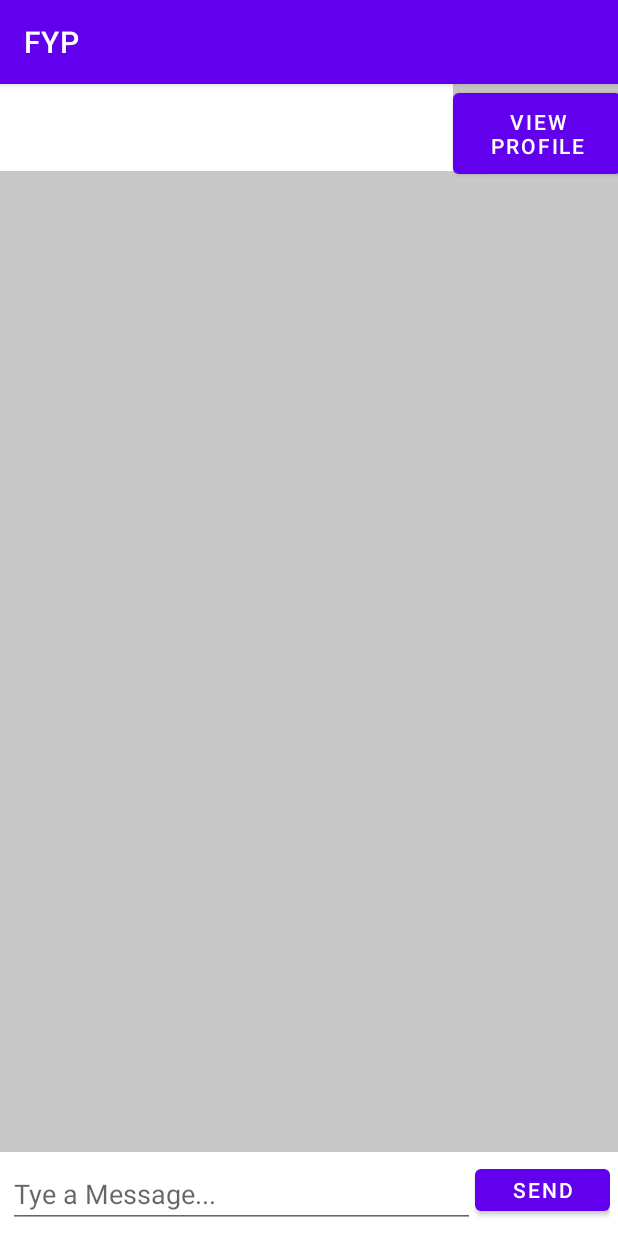
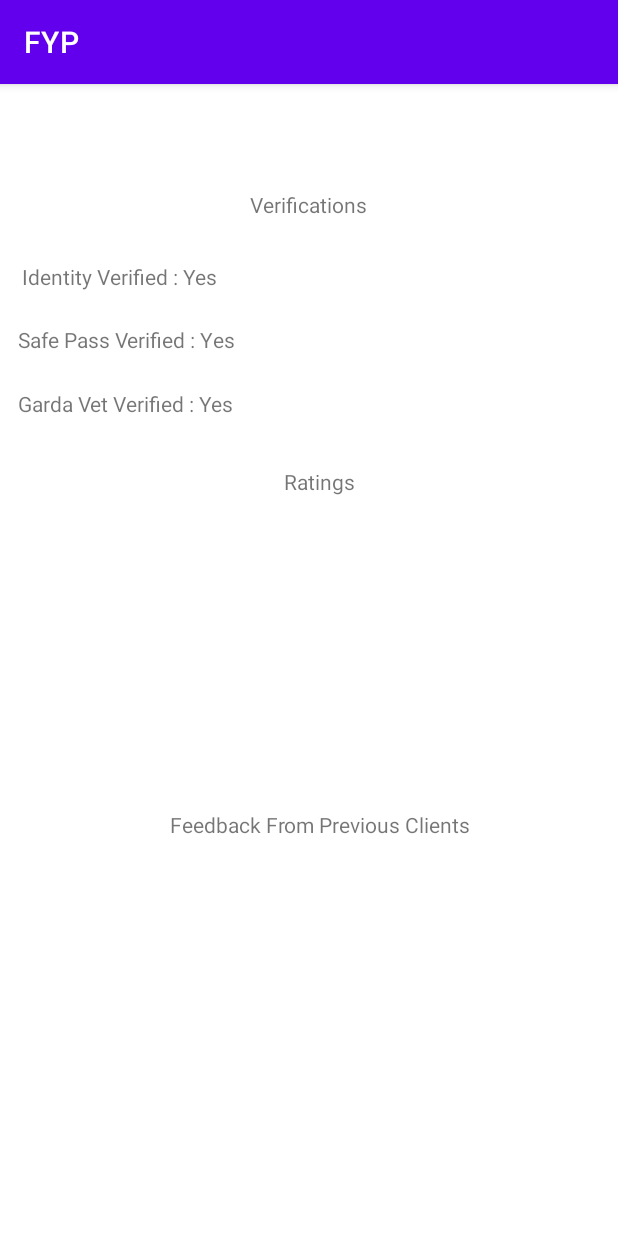
Before and after one commit to adamd500/FinalYearProject, an Android app: the CustomerSelectedConversation screen opened directly, with no data from a screen before it, after a tap on "VIEW PROFILE", on a phone screen of 412 x 824 dp. Run offline under Robolectric (Android 15) with nearby library versions, the phone set to English and light mode, and no system bars; our stand-ins replace Firebase (no records; nobody signed in at launch, a user with empty details on screens opened directly).

Commit message:
New classes

```diff
--- a/app/build.gradle
+++ b/app/build.gradle
@@ -1,6 +1,7 @@
 plugins {
     id 'com.android.application'
     id 'com.google.gms.google-services'
+
 }
 
 android {
@@ -13,7 +14,6 @@ android {
         targetSdkVersion 30
         versionCode 1
         versionName "1.0"
-
         testInstrumentationRunner "androidx.test.runner.AndroidJUnitRunner"
     }
 
@@ -46,4 +46,7 @@ dependencies {
     androidTestImplementation 'androidx.test.espresso:espresso-core:3.3.0'
     implementation 'com.google.android.gms:play-services-maps:17.0.0'
     implementation 'com.google.android.gms:play-services-location:17.1.0'
+    implementation "com.stripe:stripe-java:20.7.0"
+
+
 }
--- a/app/src/main/java/com/example/fyp/Adapters/MessageAdapter.java
+++ b/app/src/main/java/com/example/fyp/Adapters/MessageAdapter.java
@@ -68,7 +68,7 @@ public class MessageAdapter extends RecyclerView.Adapter<MessageAdapter.MyViewHo
 
 
         Message message = messagesFromDB.get(position);
-        holder.txtView.setText(message.getContent() +"\nFrom : "+message.getFrom()+"\n At : " + message.getDateTime());
+        holder.txtView.setText(message.getContent() +"\n " +"\nFrom : "+message.getFrom()+"\n " + message.getDateTime());
     }
 
     public void add(int position, Message consultation) {
--- a/app/src/main/java/com/example/fyp/Messaging/CustomerSelectedConversation.java
+++ b/app/src/main/java/com/example/fyp/Messaging/CustomerSelectedConversation.java
@@ -8,7 +8,6 @@ import androidx.recyclerview.widget.RecyclerView;
 import android.content.Intent;
 import android.os.Bundle;
 import android.view.View;
-import android.widget.Button;
 import android.widget.EditText;
 import android.widget.TextView;
 import android.widget.Toast;
@@ -17,7 +16,7 @@ import com.example.fyp.Adapters.MessageAdapter;
 import com.example.fyp.ObjectClasses.Conversation;
 import com.example.fyp.ObjectClasses.Customer;
 import com.example.fyp.ObjectClasses.Message;
-import com.example.fyp.ObjectClasses.Professional;
+import com.example.fyp.ProfessionalFeatures.ViewProfessionalFeedback;
 import com.example.fyp.R;
 import com.google.firebase.auth.FirebaseAuth;
 import com.google.firebase.auth.FirebaseUser;
@@ -98,27 +97,8 @@ public class CustomerSelectedConversation extends AppCompatActivity {
         recyclerView.setHasFixedSize(true);
         LinearLayoutManager lin = new LinearLayoutManager(getApplicationContext());
         recyclerView.setLayoutManager(lin);
-        //  readMessage();
     }
 
-    //    public void getProfessional() {
-//        ref.child("Professional").addValueEventListener(new ValueEventListener() {
-//            @Override
-//            public void onDataChange(@NonNull DataSnapshot snapshot) {
-//                Iterable<DataSnapshot> children = snapshot.getChildren();
-//                for (DataSnapshot child : children) {
-//                    if (child.getKey().equals(professionalId)) {
-//                        Professional prof = child.getValue(Professional.class);
-//                        titleText.setText("Professional Name : " + prof.getName() + "\n");
-//                    }
-//                }
-//            }
-//
-//            @Override
-//            public void onCancelled(@NonNull DatabaseError error) {
-//            }
-//        });
-//    }
     public void getConversation() {
         ref.child("Conversation").addValueEventListener(new ValueEventListener() {
             @Override
@@ -138,45 +118,7 @@ public class CustomerSelectedConversation extends AppCompatActivity {
         });
     }
 
-    //    private void readMessage() {
-//        messages = new ArrayList<Message>();
-//        reference = database.getReference("Message");
-//        reference.addValueEventListener(new ValueEventListener() {
-//            @Override
-//            public void onDataChange(@NonNull DataSnapshot snapshot) {
-//                messages.clear();
-//                for (DataSnapshot dataSnapshot : snapshot.getChildren()) {
-//                    Message message = dataSnapshot.getValue(Message.class);
-//                    if ((message.getProfessionalId().equals(professionalId)) && (message.getCustomerId().equals(uid)) && (message.getListingId().equals(listingId))) {
-//                        messages.add(message);
-//                    }
-//                    myAdapter = new MessageAdapter(messages);
-//                    recyclerView.setAdapter(myAdapter);
-//                }
-//
-//            }
-//
-//            @Override
-//            public void onCancelled(@NonNull DatabaseError error) {
-//
-//            }
-//        });
-//    }
-//    public void sendText() {
-//        String text = messageBox.getText().toString();
-//        if (!text.equals("")) {
-//
-//            String currentDateAndTime = sdf.format(new Date());
-//            Message message = new Message(professionalId, uid, text, listingId, currentDateAndTime);
-//            ref.child("Message").push().setValue(message);
-//
-//            messageBox.setText("");
-//
-//        } else {
-//            Toast.makeText(this, "You cannot send an empty message.", Toast.LENGTH_SHORT).show();
-//
-//        }
-  //  }
+
     private void readMessage() {
         messages = new ArrayList<Message>();
         reference = database.getReference("Conversation");
@@ -259,6 +201,8 @@ public class CustomerSelectedConversation extends AppCompatActivity {
     }
 
     public void viewProfessionalProfile(View view) {
-
+        Intent intent = new Intent(this, ViewProfessionalFeedback.class);
+        intent.putExtra("professionalId",professionalId);
+        startActivity(intent);
     }
 }
--- /dev/null
+++ b/app/src/main/java/com/example/fyp/ProfessionalFeatures/ViewProfessionalFeedback.java
@@ -0,0 +1,104 @@
+package com.example.fyp.ProfessionalFeatures;
+
+import androidx.annotation.NonNull;
+import androidx.appcompat.app.AppCompatActivity;
+import androidx.recyclerview.widget.DividerItemDecoration;
+import androidx.recyclerview.widget.LinearLayoutManager;
+import androidx.recyclerview.widget.RecyclerView;
+
+import android.content.Intent;
+import android.os.Bundle;
+import android.view.View;
+import android.widget.Button;
+import android.widget.TextView;
+
+import com.example.fyp.Adapters.InboxCustomerAdapter;
+import com.example.fyp.Adapters.ProfessionalFeedbackAdapter;
+import com.example.fyp.ObjectClasses.Professional;
+import com.example.fyp.R;
+import com.google.firebase.database.DataSnapshot;
+import com.google.firebase.database.DatabaseError;
+import com.google.firebase.database.DatabaseReference;
+import com.google.firebase.database.FirebaseDatabase;
+import com.google.firebase.database.ValueEventListener;
+
+import org.w3c.dom.Text;
+
+import java.util.ArrayList;
+
+public class ViewProfessionalFeedback extends AppCompatActivity {
+
+    private String professionalId;
+    private FirebaseDatabase database;
+    private DatabaseReference ref;
+    private TextView t1, t2, t3, t4, t5;
+    private ProfessionalFeedbackAdapter myAdapter;
+    private ArrayList<String> feedback = new ArrayList<>();
+
+    @Override
+    protected void onCreate(Bundle savedInstanceState) {
+        super.onCreate(savedInstanceState);
+        setContentView(R.layout.activity_view_professional_profile);
+
+        Intent intent = getIntent();
+        professionalId = intent.getStringExtra("professionalId");
+
+        database = FirebaseDatabase.getInstance();
+        ref = database.getReference();
+
+        t1 = (TextView) findViewById(R.id.textViewName);
+        t2 = (TextView) findViewById(R.id.textViewCommunicationRating);
+        t3 = (TextView) findViewById(R.id.textViewPunctualityRating);
+        t4 = (TextView) findViewById(R.id.textViewWorkQualityRating);
+        t5 = (TextView) findViewById(R.id.textViewOverallCustomerSatisfactionRating);
+
+        RecyclerView mRecyclerView = (RecyclerView) findViewById(R.id.recyclerView);
+
+        LinearLayoutManager mLayoutManager = new LinearLayoutManager(this);
+        mRecyclerView.setLayoutManager(mLayoutManager);
+
+        myAdapter = new ProfessionalFeedbackAdapter(feedback);
+        mRecyclerView.addItemDecoration(new DividerItemDecoration(this, LinearLayoutManager.VERTICAL));
+        mRecyclerView.setAdapter(myAdapter);
+
+        getProfessional();
+    }
+
+    public void getProfessional() {
+        ref.child("Professional").addValueEventListener(new ValueEventListener() {
+            @Override
+            public void onDataChange(@NonNull DataSnapshot snapshot) {
+                Iterable<DataSnapshot> children = snapshot.getChildren();
+                for (DataSnapshot child : children) {
+                    if (child.getKey().equals(professionalId)) {
+                        Professional professional = child.getValue(Professional.class);
+                        int jobsCompleted = professional.getJobsCompleted();
+
+                        int communication = professional.getCommunication() / jobsCompleted;
+                        int puntuality = professional.getPunctuality() / jobsCompleted;
+                        int workQuality = professional.getWorkQuality() / jobsCompleted;
+                        int overAll = professional.getOverallCustomerSatisfaction() / jobsCompleted;
+
+                        t1.setText(professional.getName());
+                        t2.setText("Communication Rating : " + String.valueOf(communication) + "%");
+                        t3.setText("Punctuality Rating : " + String.valueOf(puntuality) + "%");
+                        t4.setText("Work Quality Rating : " + String.valueOf(workQuality) + "%");
+                        t5.setText("Overall Customer Satisfaction Rating : " + String.valueOf(overAll) + "%");
+
+                        for (String fb : professional.getFeedback()) {
+                            feedback.add(fb);
+                        }
+                    }
+                    myAdapter.notifyItemInserted(feedback.size() - 1);
+
+                }
+            }
+
+            @Override
+            public void onCancelled(@NonNull DatabaseError error) {
+                //   Log.m("DBE Error","Cancel Access DB");
+            }
+        });
+    }
+
+}
--- a/app/src/main/java/com/example/fyp/RegisterAndLogin/RegisterCustomer.java
+++ b/app/src/main/java/com/example/fyp/RegisterAndLogin/RegisterCustomer.java
@@ -3,6 +3,7 @@ package com.example.fyp.RegisterAndLogin;
 import androidx.annotation.NonNull;
 import androidx.appcompat.app.AppCompatActivity;
 
+import android.accounts.Account;
 import android.content.Intent;
 import android.os.Bundle;
 import android.text.TextUtils;
@@ -45,6 +46,7 @@ public class RegisterCustomer extends AppCompatActivity {
         database=FirebaseDatabase.getInstance();
         mDatabase=database.getReference(USER);
         mAuth=FirebaseAuth.getInstance();
+
     }
 
     public void createCustomer(View v) {
--- a/app/src/main/res/layout/activity_selected_job.xml
+++ b/app/src/main/res/layout/activity_selected_job.xml
@@ -55,12 +55,12 @@
         app:layout_constraintVertical_bias="0.778" />
 
     <Button
-        android:id="@+id/deleteButton"
+        android:id="@+id/consultationButton"
         android:layout_width="181dp"
         android:layout_height="59dp"
         android:layout_marginLeft="8dp"
+        android:text="Arrange Consultation "
         android:onClick="arrangeQuote"
-        android:text="Arrange Consultation "
         app:layout_constraintBottom_toBottomOf="parent"
         app:layout_constraintLeft_toLeftOf="parent"
         app:layout_constraintTop_toTopOf="parent"
--- /dev/null
+++ b/app/src/main/res/layout/activity_view_professional_profile.xml
@@ -0,0 +1,171 @@
+<?xml version="1.0" encoding="utf-8"?>
+<androidx.constraintlayout.widget.ConstraintLayout xmlns:android="http://schemas.android.com/apk/res/android"
+    xmlns:app="http://schemas.android.com/apk/res-auto"
+    xmlns:tools="http://schemas.android.com/tools"
+    android:layout_width="match_parent"
+    android:layout_height="match_parent"
+    tools:context=".ProfessionalFeatures.ViewProfessionalFeedback">
+
+    <TextView
+        android:id="@+id/textViewName"
+        android:layout_width="252dp"
+        android:layout_height="40dp"
+        android:layout_marginLeft="12dp"
+        android:gravity="center"
+        app:layout_constraintBottom_toBottomOf="parent"
+        app:layout_constraintEnd_toEndOf="parent"
+        app:layout_constraintHorizontal_bias="0.421"
+        app:layout_constraintLeft_toLeftOf="parent"
+        app:layout_constraintStart_toStartOf="parent"
+        app:layout_constraintTop_toTopOf="parent"
+        app:layout_constraintVertical_bias="0.008" />
+
+    <TextView
+        android:id="@+id/textViewVer"
+        android:layout_width="252dp"
+        android:layout_height="40dp"
+        android:layout_marginLeft="12dp"
+        android:text="Verifications "
+        android:gravity="center"
+        app:layout_constraintBottom_toBottomOf="parent"
+        app:layout_constraintEnd_toEndOf="parent"
+        app:layout_constraintHorizontal_bias="0.465"
+        app:layout_constraintLeft_toLeftOf="parent"
+        app:layout_constraintStart_toStartOf="parent"
+        app:layout_constraintTop_toTopOf="parent"
+        app:layout_constraintVertical_bias="0.083" />
+
+    <TextView
+        android:id="@+id/textViewIdVer"
+        android:layout_width="180dp"
+        android:layout_height="40dp"
+        android:layout_marginLeft="12dp"
+        android:text="Identity Verified : Yes "
+        app:layout_constraintBottom_toBottomOf="parent"
+        app:layout_constraintEnd_toEndOf="parent"
+        app:layout_constraintHorizontal_bias="0.012"
+        app:layout_constraintLeft_toLeftOf="parent"
+        app:layout_constraintStart_toStartOf="parent"
+        app:layout_constraintTop_toTopOf="parent"
+        app:layout_constraintVertical_bias="0.163" />
+
+    <TextView
+        android:id="@+id/textViewSafePassVer"
+        android:layout_width="180dp"
+        android:layout_height="40dp"
+        android:layout_marginLeft="12dp"
+        android:text="Safe Pass Verified : Yes"
+        app:layout_constraintBottom_toBottomOf="parent"
+        app:layout_constraintEnd_toEndOf="parent"
+        app:layout_constraintHorizontal_bias="0.0"
+        app:layout_constraintLeft_toLeftOf="parent"
+        app:layout_constraintStart_toStartOf="parent"
+        app:layout_constraintTop_toTopOf="parent"
+        app:layout_constraintVertical_bias="0.221" />
+
+    <TextView
+        android:id="@+id/textViewGardaVetVer"
+        android:layout_width="180dp"
+        android:layout_height="40dp"
+        android:layout_marginLeft="12dp"
+        android:text="Garda Vet Verified : Yes"
+        app:layout_constraintBottom_toBottomOf="parent"
+        app:layout_constraintEnd_toEndOf="parent"
+        app:layout_constraintHorizontal_bias="0.0"
+        app:layout_constraintLeft_toLeftOf="parent"
+        app:layout_constraintStart_toStartOf="parent"
+        app:layout_constraintTop_toTopOf="parent"
+        app:layout_constraintVertical_bias="0.279" />
+
+    <TextView
+        android:id="@+id/textViewRatings"
+        android:layout_width="252dp"
+        android:layout_height="40dp"
+        android:layout_marginLeft="12dp"
+        android:gravity="center"
+        android:text="Ratings"
+        app:layout_constraintBottom_toBottomOf="parent"
+        app:layout_constraintEnd_toEndOf="parent"
+        app:layout_constraintHorizontal_bias="0.503"
+        app:layout_constraintLeft_toLeftOf="parent"
+        app:layout_constraintStart_toStartOf="parent"
+        app:layout_constraintTop_toTopOf="parent"
+        app:layout_constraintVertical_bias="0.337" />
+
+    <TextView
+        android:id="@+id/textViewFeedback"
+        android:layout_width="252dp"
+        android:layout_height="40dp"
+        android:layout_marginLeft="12dp"
+        android:gravity="center"
+        android:text="Feedback From Previous Clients"
+        app:layout_constraintBottom_toBottomOf="parent"
+        app:layout_constraintEnd_toEndOf="parent"
+        app:layout_constraintHorizontal_bias="0.503"
+        app:layout_constraintLeft_toLeftOf="parent"
+        app:layout_constraintStart_toStartOf="parent"
+        app:layout_constraintTop_toTopOf="parent"
+        app:layout_constraintVertical_bias="0.651" />
+
+    <TextView
+        android:id="@+id/textViewCommunicationRating"
+        android:layout_width="252dp"
+        android:layout_height="40dp"
+        android:layout_marginLeft="12dp"
+        app:layout_constraintBottom_toBottomOf="parent"
+        app:layout_constraintEnd_toEndOf="parent"
+        app:layout_constraintHorizontal_bias="0.075"
+        app:layout_constraintLeft_toLeftOf="parent"
+        app:layout_constraintStart_toStartOf="parent"
+        app:layout_constraintTop_toTopOf="parent"
+        app:layout_constraintVertical_bias="0.419" />
+
+    <TextView
+        android:id="@+id/textViewPunctualityRating"
+        android:layout_width="252dp"
+        android:layout_height="40dp"
+        android:layout_marginLeft="12dp"
+        app:layout_constraintBottom_toBottomOf="parent"
+        app:layout_constraintEnd_toEndOf="parent"
+        app:layout_constraintHorizontal_bias="0.075"
+        app:layout_constraintLeft_toLeftOf="parent"
+        app:layout_constraintStart_toStartOf="parent"
+        app:layout_constraintTop_toTopOf="parent"
+        app:layout_constraintVertical_bias="0.477" />
+
+    <TextView
+        android:id="@+id/textViewOverallCustomerSatisfactionRating"
+        android:layout_width="300dp"
+        android:layout_height="40dp"
+        android:layout_marginLeft="12dp"
+        app:layout_constraintBottom_toBottomOf="parent"
+        app:layout_constraintEnd_toEndOf="parent"
+        app:layout_constraintHorizontal_bias="0.108"
+        app:layout_constraintLeft_toLeftOf="parent"
+        app:layout_constraintStart_toStartOf="parent"
+        app:layout_constraintTop_toTopOf="parent"
+        app:layout_constraintVertical_bias="0.593" />
+
+    <TextView
+        android:id="@+id/textViewWorkQualityRating"
+        android:layout_width="252dp"
+        android:layout_height="40dp"
+        android:layout_marginLeft="12dp"
+        app:layout_constraintBottom_toBottomOf="parent"
+        app:layout_constraintEnd_toEndOf="parent"
+        app:layout_constraintHorizontal_bias="0.075"
+        app:layout_constraintLeft_toLeftOf="parent"
+        app:layout_constraintStart_toStartOf="parent"
+        app:layout_constraintTop_toTopOf="parent"
+        app:layout_constraintVertical_bias="0.535" />
+
+    <androidx.recyclerview.widget.RecyclerView
+        android:id="@+id/recyclerView"
+        android:layout_width="407dp"
+        android:layout_height="220dp"
+        app:layout_constraintBottom_toBottomOf="parent"
+        app:layout_constraintTop_toBottomOf="@+id/textViewFeedback"
+        app:layout_constraintVertical_bias="0.49"
+        tools:layout_editor_absoluteX="2dp" />
+
+</androidx.constraintlayout.widget.ConstraintLayout>
--- /dev/null
+++ b/app/src/main/res/layout/inbox_card_view.xml
@@ -0,0 +1,6 @@
+<?xml version="1.0" encoding="utf-8"?>
+<androidx.constraintlayout.widget.ConstraintLayout
+    xmlns:android="http://schemas.android.com/apk/res/android" android:layout_width="match_parent"
+    android:layout_height="match_parent">
+
+</androidx.constraintlayout.widget.ConstraintLayout>
--- a/build.gradle
+++ b/build.gradle
@@ -7,7 +7,6 @@ buildscript {
     dependencies {
         classpath 'com.android.tools.build:gradle:4.1.2'
         classpath 'com.google.gms:google-services:4.3.4'
-
         // NOTE: Do not place your application dependencies here; they belong
         // in the individual module build.gradle files
     }
```
Also changed, not shown: app/src/main/AndroidManifest.xml (+6 -1 lines), app/src/main/java/com/example/fyp/Adapters/ProfessionalFeedbackAdapter.java (added, +95 -0 lines), app/src/main/java/com/example/fyp/CustomerFeatures/PaymentPage.java (+23 -0 lines), app/src/main/java/com/example/fyp/ProfessionalFeatures/SelectedNewJob.java (+41 -1 lines), app/src/main/java/com/example/fyp/ProfessionalFeatures/WelcomeProfessional.java (+15 -2 lines), app/src/main/java/com/example/fyp/RegisterAndLogin/RegisterProfessional.java (+25 -0 lines), app/src/main/java/com/example/fyp/Schedules/ProfessionalSchedule.java (+53 -46 lines), app/src/main/res/layout/activity_payment_page.xml (+16 -0 lines), app/src/main/res/layout/activity_professional_schedule.xml (+10 -8 lines), app/src/main/res/layout/activity_welcome_professional.xml (+13 -1 lines), app/src/main/res/layout/row_layout.xml (+5 -3 lines).
